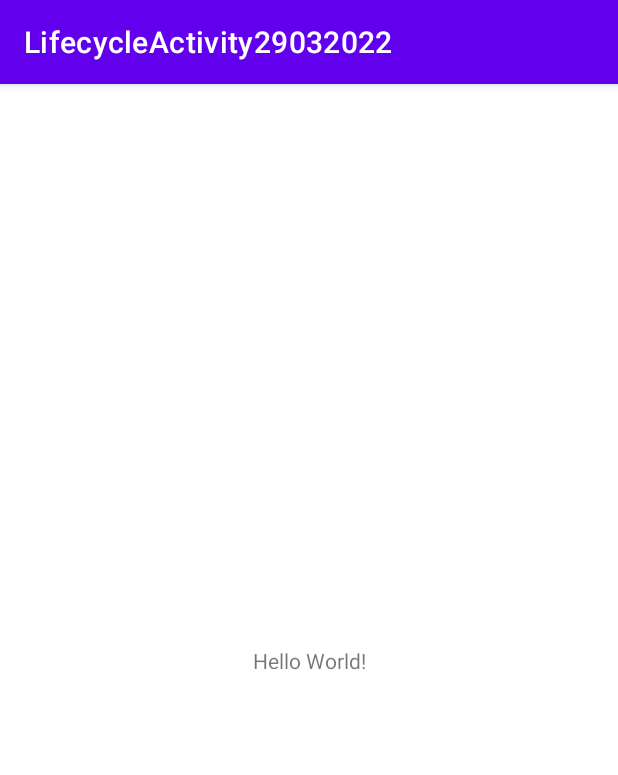
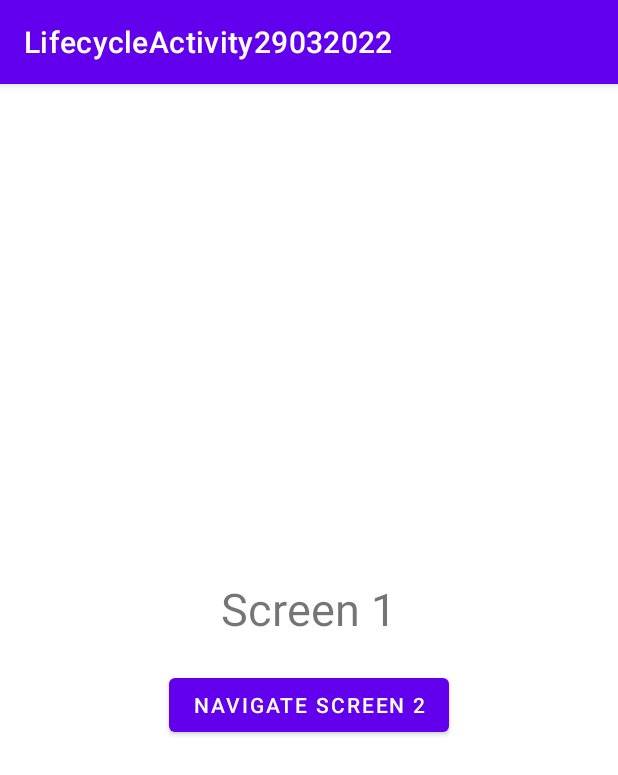
Before and after one commit to phamtanphat/LifecycleActivity29032022, an Android app: the screen it shows after launch (MainActivity), on a phone screen of 412 x 824 dp. Shown: the top 775 px of the screen. Run offline under Robolectric (Android 15) with nearby library versions, the phone set to English and light mode, and no system bars.

Commit message:
create screen2

```diff
--- a/app/src/main/AndroidManifest.xml
+++ b/app/src/main/AndroidManifest.xml
@@ -10,6 +10,9 @@
         android:supportsRtl="true"
         android:theme="@style/Theme.LifecycleActivity29032022">
         <activity
+            android:name=".MainActivity2"
+            android:exported="false" />
+        <activity
             android:name=".MainActivity"
             android:exported="true">
             <intent-filter>
--- a/app/src/main/java/com/example/lifecycleactivity29032022/MainActivity.java
+++ b/app/src/main/java/com/example/lifecycleactivity29032022/MainActivity.java
@@ -3,6 +3,7 @@ package com.example.lifecycleactivity29032022;
 import androidx.appcompat.app.AppCompatActivity;
 
 import android.os.Bundle;
+import android.util.Log;
 
 public class MainActivity extends AppCompatActivity {
 
@@ -10,35 +11,42 @@ public class MainActivity extends AppCompatActivity {
     protected void onCreate(Bundle savedInstanceState) {
         super.onCreate(savedInstanceState);
         setContentView(R.layout.activity_main);
+        Log.d("BBB","onCreate");
     }
 
     @Override
     protected void onStart() {
         super.onStart();
+        Log.d("BBB","onStart");
     }
 
     @Override
     protected void onResume() {
         super.onResume();
+        Log.d("BBB","onResume");
     }
 
     @Override
     protected void onPause() {
         super.onPause();
+        Log.d("BBB","onPause");
     }
 
     @Override
     protected void onStop() {
         super.onStop();
+        Log.d("BBB","onStop");
     }
 
     @Override
     protected void onDestroy() {
         super.onDestroy();
+        Log.d("BBB","onDestroy");
     }
 
     @Override
     protected void onRestart() {
         super.onRestart();
+        Log.d("BBB","onRestart");
     }
 }
--- a/app/src/main/res/layout/activity_main.xml
+++ b/app/src/main/res/layout/activity_main.xml
@@ -1,18 +1,24 @@
 <?xml version="1.0" encoding="utf-8"?>
-<androidx.constraintlayout.widget.ConstraintLayout xmlns:android="http://schemas.android.com/apk/res/android"
+<LinearLayout xmlns:android="http://schemas.android.com/apk/res/android"
     xmlns:app="http://schemas.android.com/apk/res-auto"
     xmlns:tools="http://schemas.android.com/tools"
     android:layout_width="match_parent"
     android:layout_height="match_parent"
+    android:orientation="vertical"
+    android:gravity="center"
     tools:context=".MainActivity">
 
     <TextView
+        android:textSize="30sp"
         android:layout_width="wrap_content"
         android:layout_height="wrap_content"
-        android:text="Hello World!"
-        app:layout_constraintBottom_toBottomOf="parent"
-        app:layout_constraintLeft_toLeftOf="parent"
-        app:layout_constraintRight_toRightOf="parent"
-        app:layout_constraintTop_toTopOf="parent" />
+        android:text="Screen 1" />
 
-</androidx.constraintlayout.widget.ConstraintLayout>
+    <Button
+        android:id="@+id/button_navigate_screen2"
+        android:text="Navigate Screen 2"
+        android:layout_marginTop="20dp"
+        android:layout_width="wrap_content"
+        android:layout_height="wrap_content"/>
+
+</LinearLayout>
```
Also changed, not shown: app/src/main/java/com/example/lifecycleactivity29032022/MainActivity2.java (added, +14 -0 lines), app/src/main/res/layout/activity_main2.xml (added, +9 -0 lines).
